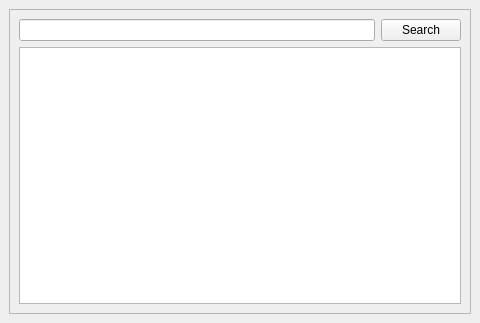
Before: the Qt Designer form searchwindow.ui in dragly/trafikanten-maemo, drawn with Qt 5.
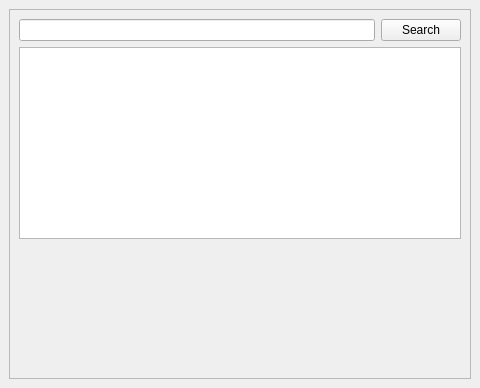
After: the same form once the commit is applied.

What changed in the file:
```diff
--- a/searchwindow.ui
+++ b/searchwindow.ui
@@ -7,7 +7,7 @@
     <x>0</x>
     <y>0</y>
     <width>480</width>
-    <height>323</height>
+    <height>388</height>
    </rect>
   </property>
   <property name="windowTitle">
@@ -26,7 +26,7 @@
          <x>0</x>
          <y>0</y>
          <width>460</width>
-         <height>303</height>
+         <height>368</height>
         </rect>
        </property>
        <layout class="QVBoxLayout" name="verticalLayout">
@@ -86,6 +86,19 @@
           </attribute>
          </widget>
         </item>
+        <item>
+         <spacer name="verticalSpacer">
+          <property name="orientation">
+           <enum>Qt::Vertical</enum>
+          </property>
+          <property name="sizeHint" stdset="0">
+           <size>
+            <width>20</width>
+            <height>40</height>
+           </size>
+          </property>
+         </spacer>
+        </item>
        </layout>
       </widget>
      </widget>
```
Left out of the diff: 12 changed lines with no effect on the pictures.
